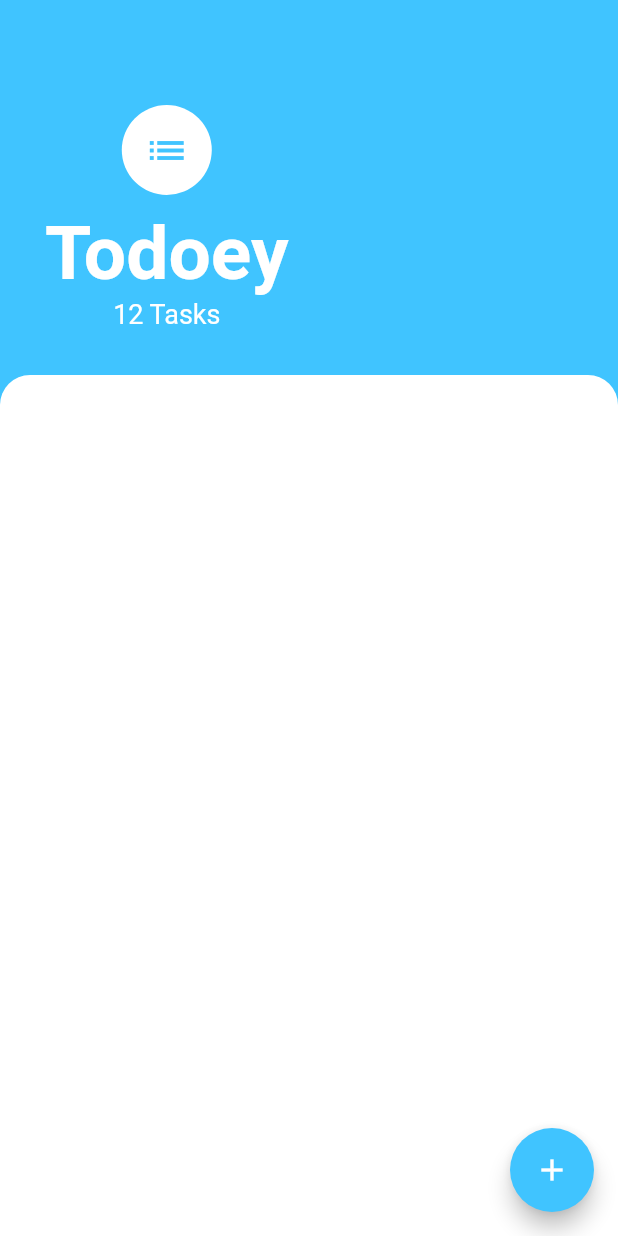
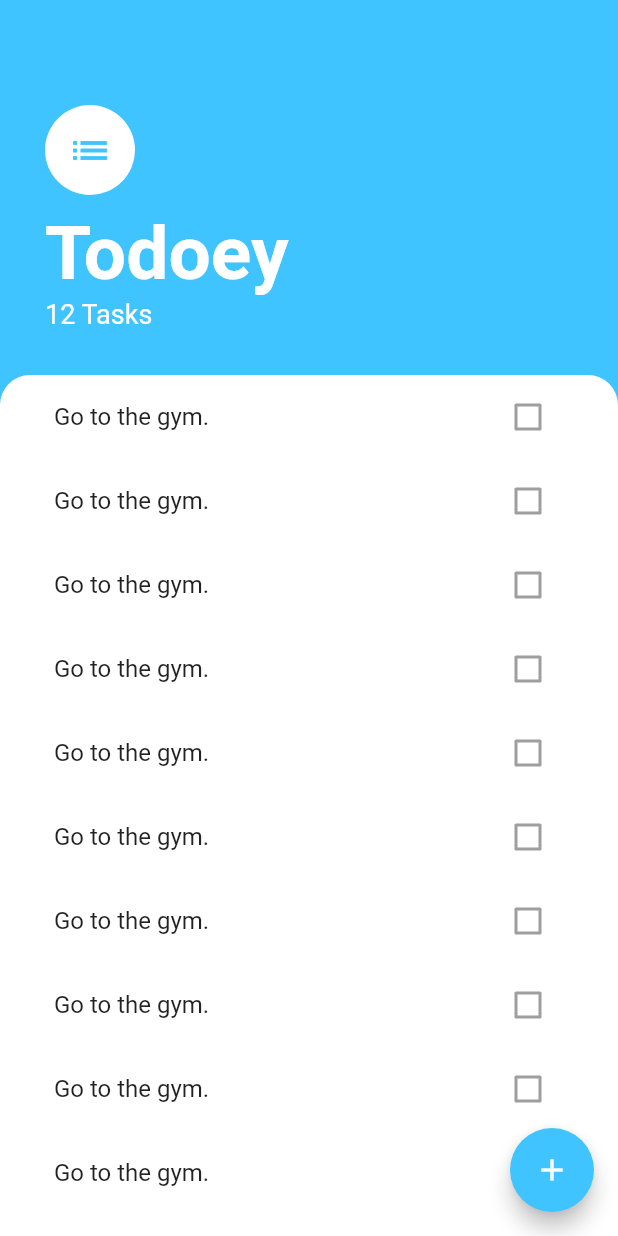
Before and after one commit to hakimihamzan/code_journey, a Flutter app: the screen it shows after launch, on a phone screen of 412 x 824 dp. Run offline on Flutter 3.47's test engine with Material 2 defaults, Android fonts, the phone set to English and light mode, and no system bars; our stand-ins replace animated_text_kit, audioplayers, cloud_firestore, firebase_auth, firebase_core, modal_progress_hud; accounts and stored records are empty; project files that could hold a hidden picture were left out.

Commit message:
finished screen mockup

```diff
--- a/10th - October/x6_todo_list/lib/screens/tasks_screen.dart
+++ b/10th - October/x6_todo_list/lib/screens/tasks_screen.dart
@@ -1,4 +1,5 @@
 import 'package:flutter/material.dart';
+import 'package:todoey_flutter/widgets/tasks_list.dart';
 
 class TasksScreen extends StatelessWidget {
   @override
@@ -17,6 +18,7 @@ class TasksScreen extends StatelessWidget {
             padding: EdgeInsets.only(
                 top: 70.0, left: 30.0, right: 30.0, bottom: 30.0),
             child: Column(
+              crossAxisAlignment: CrossAxisAlignment.start,
               children: [
                 CircleAvatar(
                   child: Icon(
@@ -49,6 +51,8 @@ class TasksScreen extends StatelessWidget {
           ),
           Expanded(
             child: Container(
+              padding: EdgeInsets.symmetric(horizontal: 20.0),
+              child: TasksList(),
               decoration: BoxDecoration(
                 color: Colors.white,
                 borderRadius: BorderRadius.only(
--- /dev/null
+++ b/10th - October/x6_todo_list/lib/widgets/tasks_list.dart
@@ -0,0 +1,24 @@
+import 'package:flutter/material.dart';
+import 'package:todoey_flutter/widgets/tasks_tile.dart';
+
+class TasksList extends StatelessWidget {
+  @override
+  Widget build(BuildContext context) {
+    return ListView(
+      children: [
+        TasksTile(),
+        TasksTile(),
+        TasksTile(),
+        TasksTile(),
+        TasksTile(),
+        TasksTile(),
+        TasksTile(),
+        TasksTile(),
+        TasksTile(),
+        TasksTile(),
+        TasksTile(),
+        TasksTile(),
+      ],
+    );
+  }
+}
--- /dev/null
+++ b/10th - October/x6_todo_list/lib/widgets/tasks_tile.dart
@@ -0,0 +1,14 @@
+import 'package:flutter/material.dart';
+
+class TasksTile extends StatelessWidget {
+  @override
+  Widget build(BuildContext context) {
+    return ListTile(
+      title: Text('Go to the gym.'),
+      trailing: Checkbox(
+        onChanged: null,
+        value: false,
+      ),
+    );
+  }
+}
```
